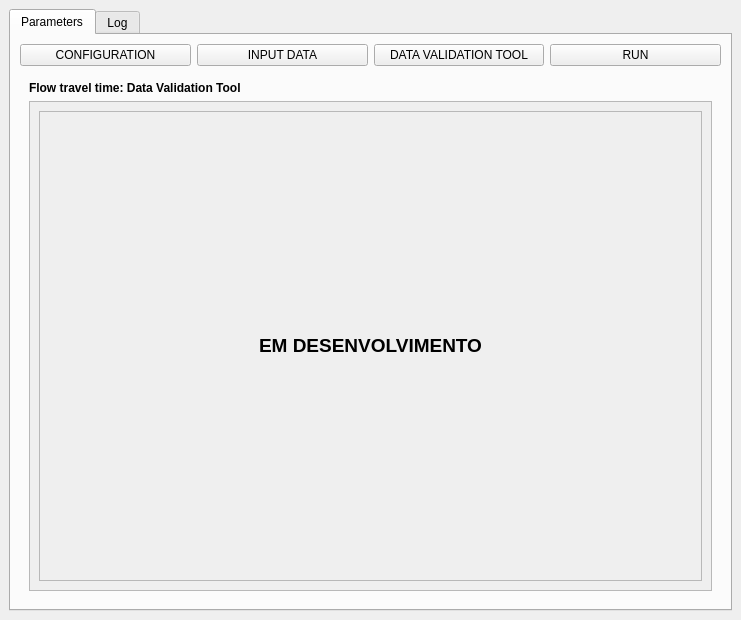
Old version of the form hidroPixel_dialog_flow_tt.ui in the repository pedmap/HidroPixel_test.
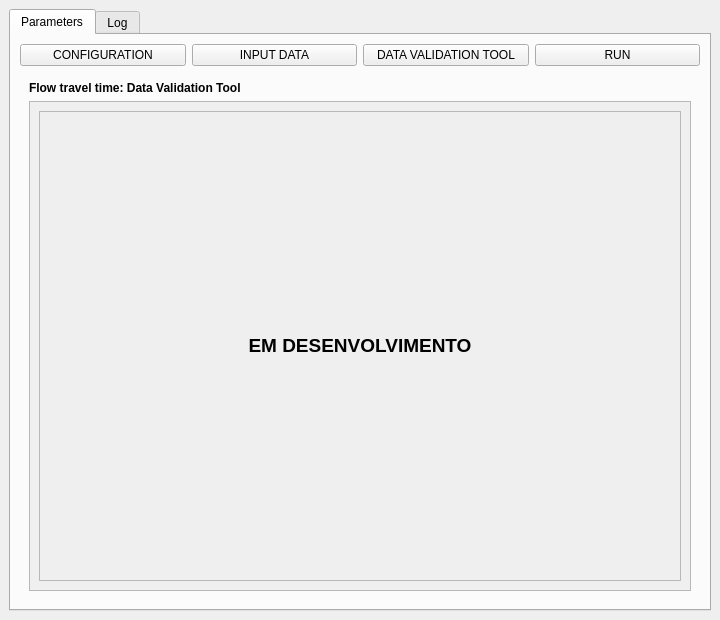
New version of the form. The open tabs and pages were chosen to show the change. Icons and pictures are not drawn.

```diff
--- a/hidroPixel_dialog_flow_tt.ui
+++ b/hidroPixel_dialog_flow_tt.ui
@@ -6,7 +6,7 @@
    <rect>
     <x>0</x>
     <y>0</y>
-    <width>741</width>
+    <width>720</width>
     <height>620</height>
    </rect>
   </property>
@@ -2010,8 +2010,8 @@
                 <rect>
                  <x>0</x>
                  <y>0</y>
-                 <width>254</width>
-                 <height>64</height>
+                 <width>658</width>
+                 <height>481</height>
                 </rect>
                </property>
                <layout class="QGridLayout" name="gridLayout_30">
```
Left out of the diff: 4 changed lines with no effect on the pictures.
